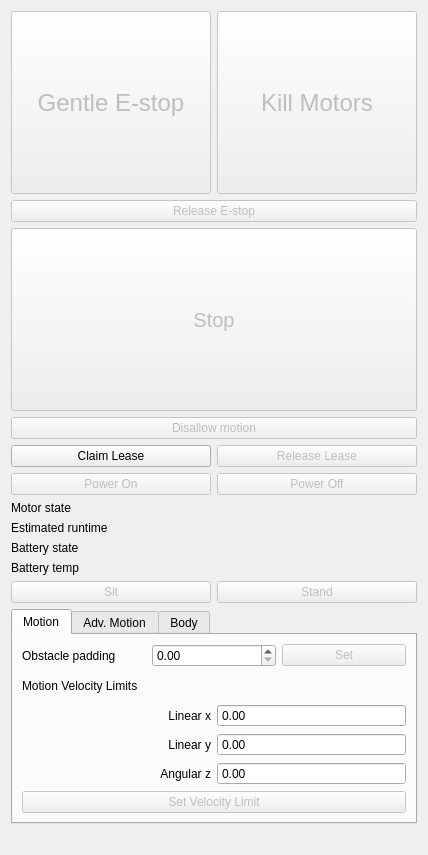
Above: spot_viz/resource/spot_control.ui from heuristicus/spot_ros before the change. Below: the same form after it.
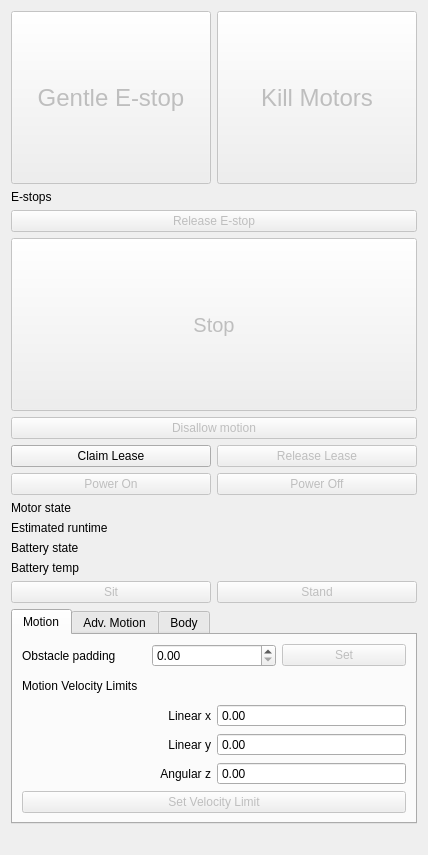
That is the form after the change.

Commit message:
update rviz config panel arrangement, estop states now shown in panel
The release estop button is now only enabled if the software estop is on

```diff
--- a/spot_viz/resource/spot_control.ui
+++ b/spot_viz/resource/spot_control.ui
@@ -74,6 +74,13 @@
        </item>
       </layout>
      </item>
+     <item>
+      <widget class="QLabel" name="estopLabel">
+       <property name="text">
+        <string>E-stops</string>
+       </property>
+      </widget>
+     </item>
      <item>
       <widget class="QPushButton" name="releaseStopButton">
        <property name="enabled">
```
The commit also changes 3 other files.
